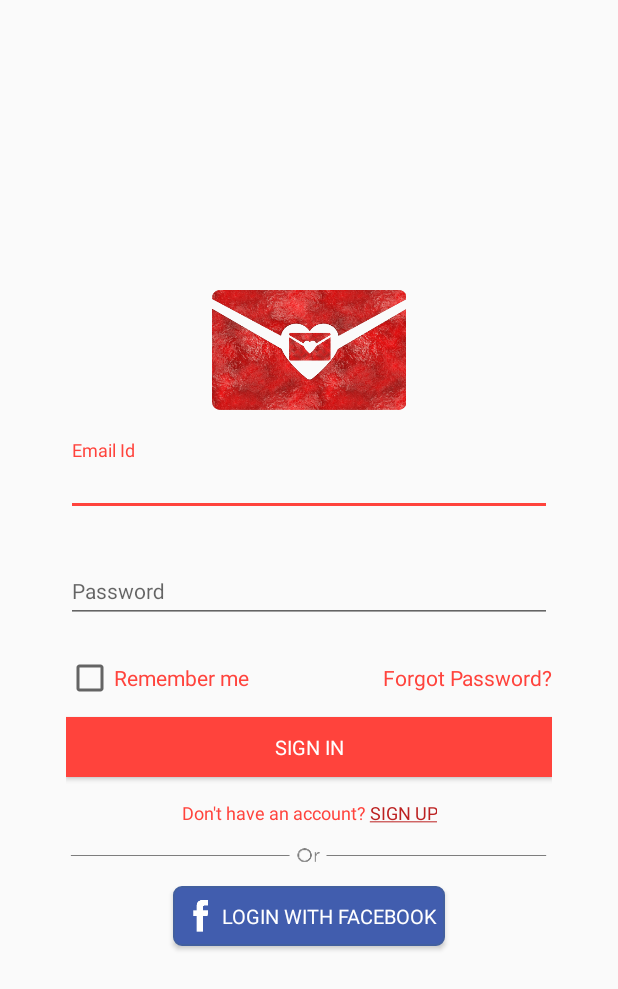
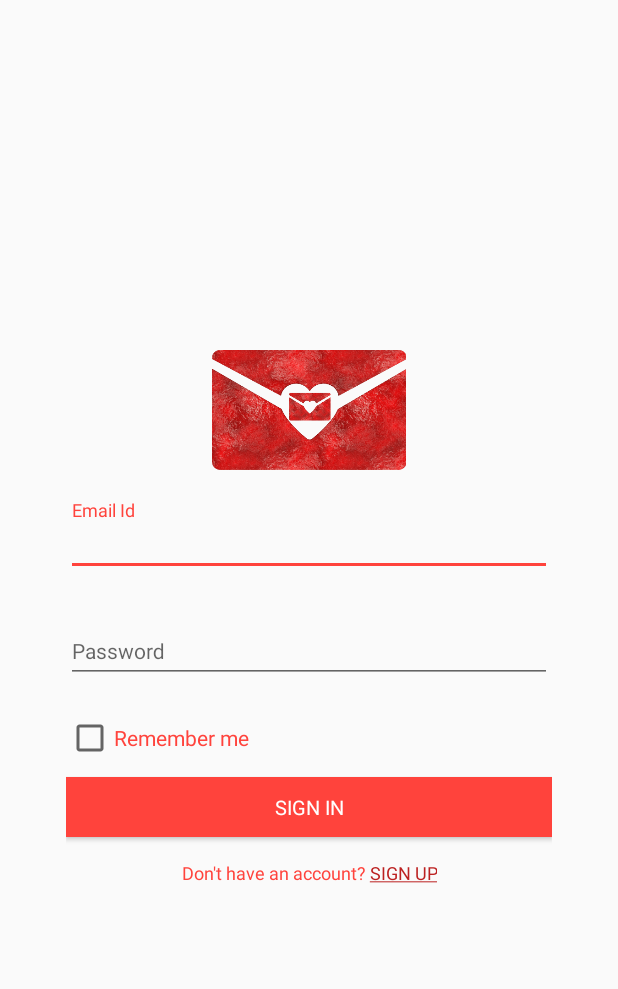
Before and after one commit to kshitizNandan/secreto, an Android app: the screen it shows after launch (LoginActivity), on a phone screen of 412 x 824 dp. Shown: the top 989 px of the screen. Run offline under Robolectric (Android 15) with nearby library versions, the phone set to English and light mode, and no system bars; our stand-ins replace ButterKnife, Volley; 5 statements that could not run were skipped.

Commit message:
commit changes after working on fixes

```diff
--- a/Secreto/app/src/main/java/com/secreto/activities/SplashScreenActivity.java
+++ b/Secreto/app/src/main/java/com/secreto/activities/SplashScreenActivity.java
@@ -21,10 +21,10 @@ public class SplashScreenActivity extends AppCompatActivity {
             @Override
             public void run() {
                 Intent intent;
-                if (TextUtils.isEmpty(SharedPreferenceManager.getUserId())) {
+                if (SharedPreferenceManager.getUserObject() != null) {
+                    intent = new Intent(SplashScreenActivity.this, HomeActivity.class);
+                } else {
                     intent = new Intent(SplashScreenActivity.this, LoginActivity.class);
-                } else {
-                    intent = new Intent(SplashScreenActivity.this, HomeActivity.class);
                 }
                 startActivity(intent);
                 finish();
--- a/Secreto/app/src/main/res/layout/activity_login.xml
+++ b/Secreto/app/src/main/res/layout/activity_login.xml
@@ -73,7 +73,8 @@
                 android:layout_alignParentEnd="true"
                 android:layout_alignParentRight="true"
                 android:layout_centerVertical="true"
-                android:text="@string/forgot_password_q" />
+                android:text="@string/forgot_password_q"
+                android:visibility="gone" />
         </RelativeLayout>
 
         <com.secreto.widgets.CustomFontButton
@@ -93,7 +94,8 @@
             android:layout_width="wrap_content"
             android:layout_height="wrap_content"
             android:layout_marginTop="@dimen/dimen_size_15"
-            android:src="@drawable/or" />
+            android:src="@drawable/or"
+            android:visibility="gone" />
 
         <com.secreto.widgets.CustomFontButton
             android:id="@+id/facebookTxt"
@@ -103,7 +105,8 @@
             android:background="@drawable/blue_button"
             android:drawableLeft="@drawable/facebook"
             android:padding="@dimen/dimen_size_5"
-            android:text="@string/login_with_facebook" />
+            android:text="@string/login_with_facebook"
+            android:visibility="gone" />
 
     </LinearLayout>
 </ScrollView>
```
